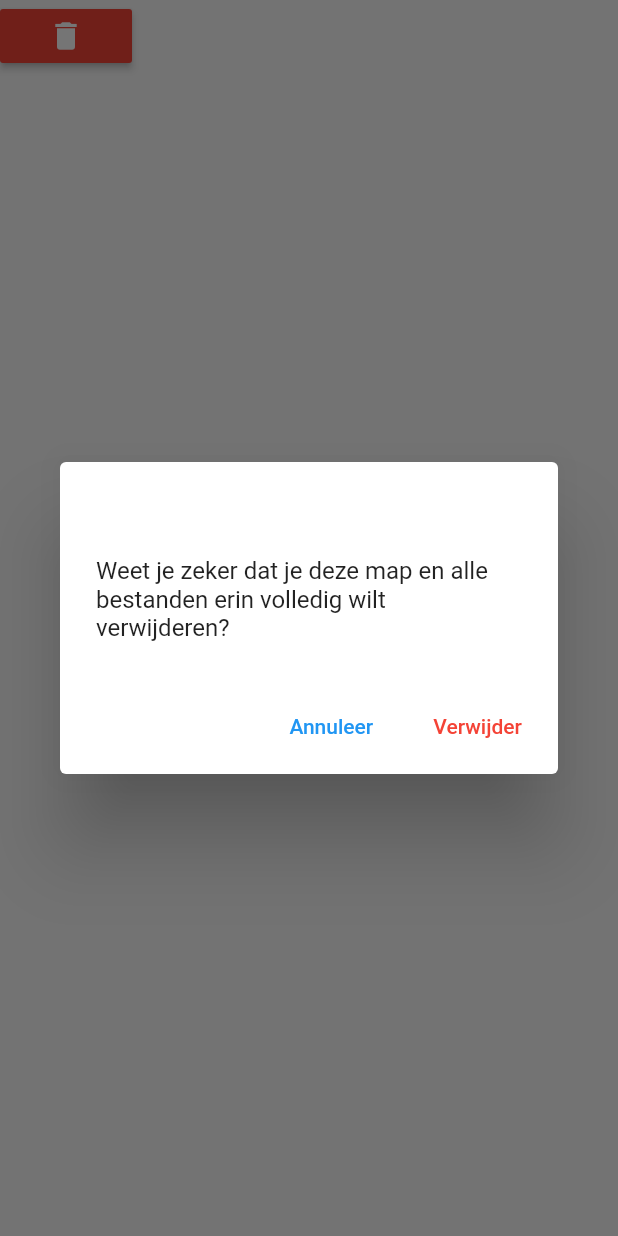
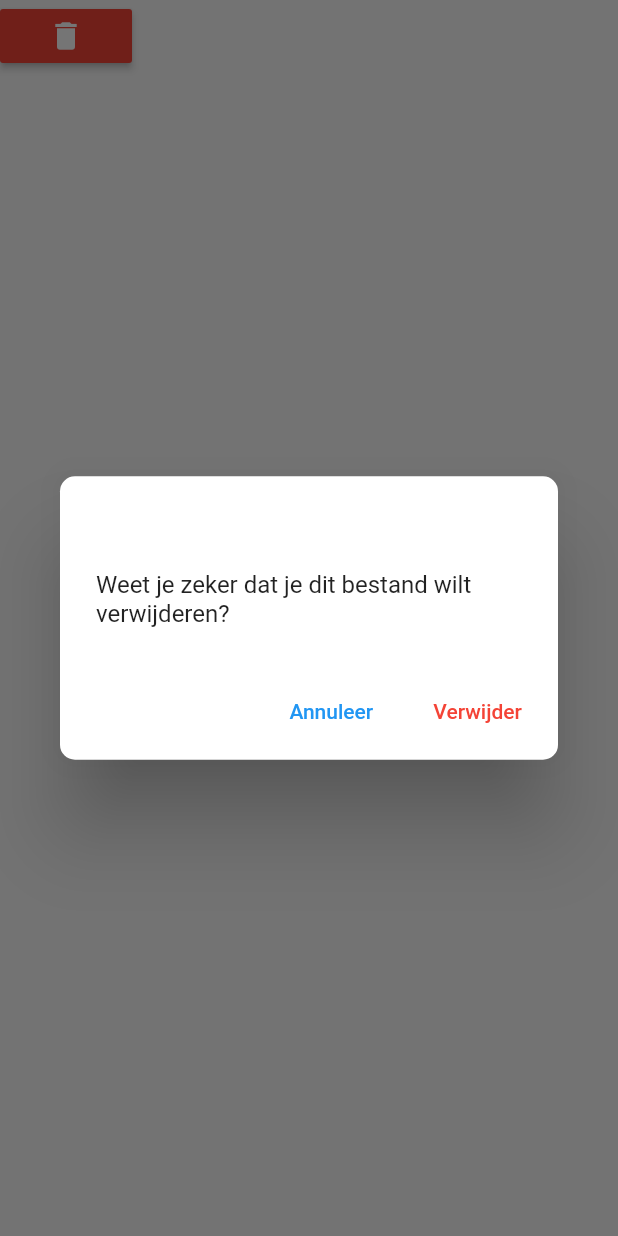
Before and after one commit to 3to1null/Flutter-Ichthus-App, a Flutter app: the DeleteButton widget shown alone on an empty page, opened directly with empty values, after a tap on the "delete" icon, on a phone screen of 412 x 824 dp. Run offline on Flutter 3.47's test engine with Material 2 defaults, Android fonts, the phone set to English and light mode, and no system bars; our stand-ins replace auto_size_text, datetime_picker_formfield, device_info, firebase_analytics, flutter_spinkit, flutter_sticky_header and 6 more; missing offline and left inert: flutter_advanced_networkimage, flutter_downloader; accounts and stored records are empty.

Commit message:
Fixed bugs delete

```diff
--- a/lib/pages/files_page/widgets/file_details_bottom_sheet.dart
+++ b/lib/pages/files_page/widgets/file_details_bottom_sheet.dart
@@ -219,8 +219,9 @@ class DeleteButton extends StatelessWidget {
           context: context,
           builder: (BuildContext context){
             return AlertDialog(
+              shape: RoundedRectangleBorder(borderRadius: BorderRadius.circular(10.0)),
               title: Center(child: Text(file.name, style: Theme.of(context).textTheme.subhead.copyWith(fontWeight: FontWeight.w600))),
-              content: Text("Weet je zeker dat je deze map en alle bestanden erin volledig wilt verwijderen?"),
+              content: Text("Weet je zeker dat je dit bestand wilt verwijderen?"),
               actions: <Widget>[
                 FlatButton(
                   child: Text('Annuleer'),
--- a/lib/pages/files_page/widgets/folder_details_bottom_sheet.dart
+++ b/lib/pages/files_page/widgets/folder_details_bottom_sheet.dart
@@ -92,6 +92,7 @@ class DeleteButton extends StatelessWidget {
           context: context,
           builder: (BuildContext context){
             return AlertDialog(
+              shape: RoundedRectangleBorder(borderRadius: BorderRadius.circular(10.0)),
               title: Center(child: Text(folder.name, style: Theme.of(context).textTheme.subhead.copyWith(fontWeight: FontWeight.w600))),
               content: Text("Weet je zeker dat je deze map en alle bestanden erin volledig wilt verwijderen?"),
               actions: <Widget>[
```
